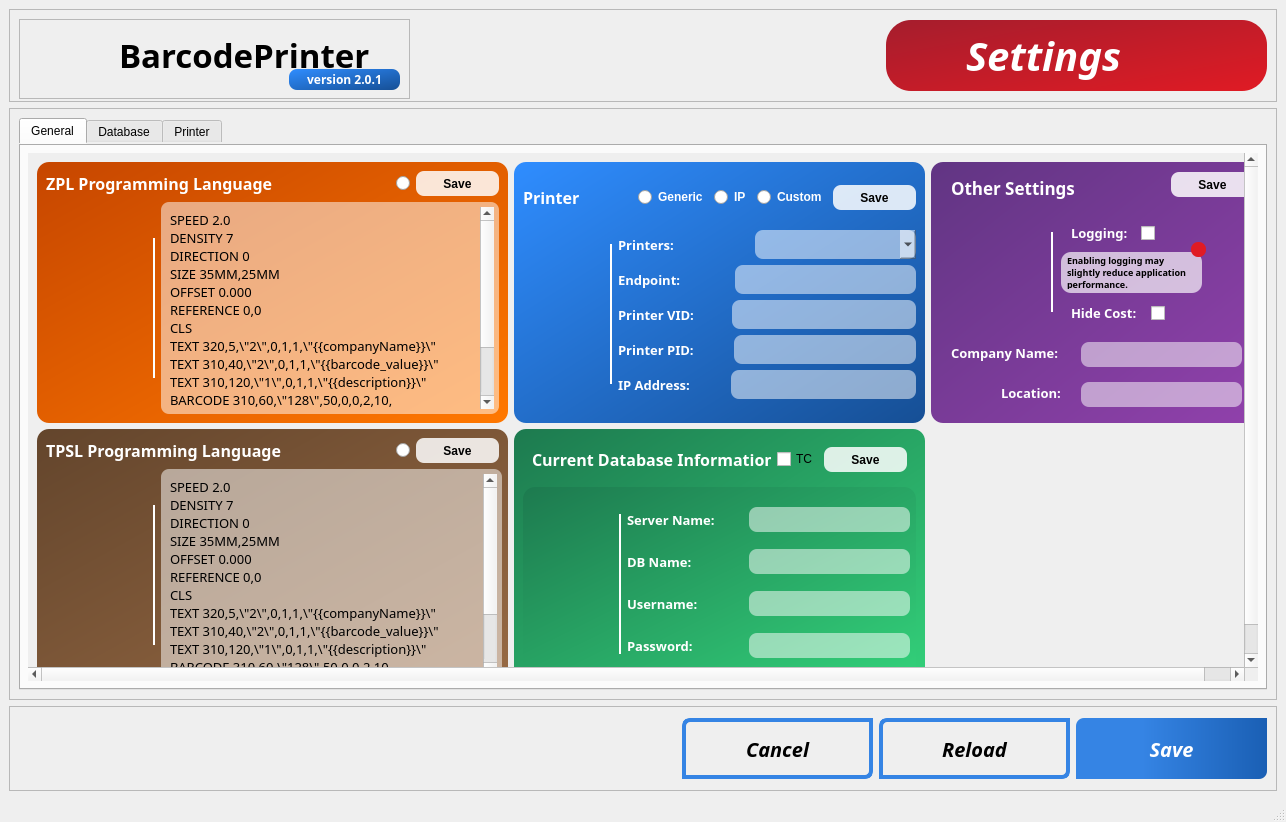
The window that ui/settings3.ui (PersonX-46/BarcodePrinter) describes before a commit, drawn with Qt 5.
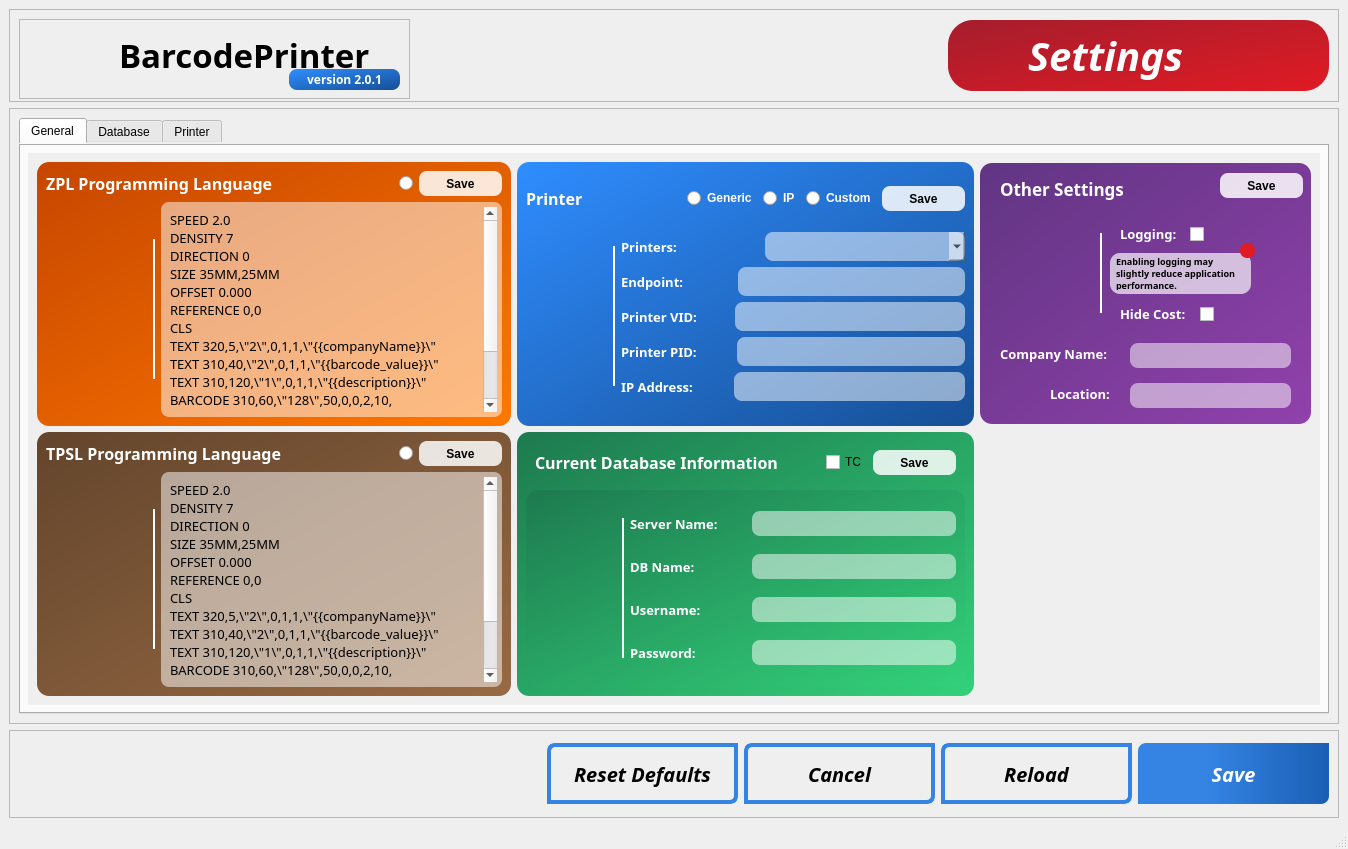
The same window after the commit. Icons and pictures are not drawn.

Commit message: add new settings ui which includes reset to default button

Diff of the .ui file:
```diff
--- a/ui/settings3.ui
+++ b/ui/settings3.ui
@@ -6,8 +6,8 @@
    <rect>
     <x>0</x>
     <y>0</y>
-    <width>1286</width>
-    <height>822</height>
+    <width>1348</width>
+    <height>849</height>
    </rect>
   </property>
   <property name="windowTitle">
@@ -288,8 +288,8 @@
               <property name="geometry">
                <rect>
                 <x>0</x>
-                <y>-42</y>
-                <width>1245</width>
+                <y>0</y>
+                <width>1273</width>
                 <height>548</height>
                </rect>
               </property>
@@ -867,21 +867,21 @@
                          <string>&lt;!DOCTYPE HTML PUBLIC &quot;-//W3C//DTD HTML 4.0//EN&quot; &quot;http://www.w3.org/TR/REC-html40/strict.dtd&quot;&gt;
 &lt;html&gt;&lt;head&gt;&lt;meta name=&quot;qrichtext&quot; content=&quot;1&quot; /&gt;&lt;style type=&quot;text/css&quot;&gt;
 p, li { white-space: pre-wrap; }
-&lt;/style&gt;&lt;/head&gt;&lt;body style=&quot; font-family:'Sans Serif'; font-size:10pt; font-weight:600; font-style:normal;&quot;&gt;
-&lt;p style=&quot; margin-top:0px; margin-bottom:0px; margin-left:0px; margin-right:0px; -qt-block-indent:0; text-indent:0px;&quot;&gt;&lt;span style=&quot; font-family:'Fira Sans Semi-Light'; font-weight:400;&quot;&gt;SPEED 2.0 &lt;/span&gt;&lt;/p&gt;
-&lt;p style=&quot; margin-top:0px; margin-bottom:0px; margin-left:0px; margin-right:0px; -qt-block-indent:0; text-indent:0px;&quot;&gt;&lt;span style=&quot; font-family:'Fira Sans Semi-Light'; font-weight:400;&quot;&gt;DENSITY 7 &lt;/span&gt;&lt;/p&gt;
-&lt;p style=&quot; margin-top:0px; margin-bottom:0px; margin-left:0px; margin-right:0px; -qt-block-indent:0; text-indent:0px;&quot;&gt;&lt;span style=&quot; font-family:'Fira Sans Semi-Light'; font-weight:400;&quot;&gt;DIRECTION 0 &lt;/span&gt;&lt;/p&gt;
-&lt;p style=&quot; margin-top:0px; margin-bottom:0px; margin-left:0px; margin-right:0px; -qt-block-indent:0; text-indent:0px;&quot;&gt;&lt;span style=&quot; font-family:'Fira Sans Semi-Light'; font-weight:400;&quot;&gt;SIZE 35MM,25MM &lt;/span&gt;&lt;/p&gt;
-&lt;p style=&quot; margin-top:0px; margin-bottom:0px; margin-left:0px; margin-right:0px; -qt-block-indent:0; text-indent:0px;&quot;&gt;&lt;span style=&quot; font-family:'Fira Sans Semi-Light'; font-weight:400;&quot;&gt;OFFSET 0.000 &lt;/span&gt;&lt;/p&gt;
-&lt;p style=&quot; margin-top:0px; margin-bottom:0px; margin-left:0px; margin-right:0px; -qt-block-indent:0; text-indent:0px;&quot;&gt;&lt;span style=&quot; font-family:'Fira Sans Semi-Light'; font-weight:400;&quot;&gt;REFERENCE 0,0 &lt;/span&gt;&lt;/p&gt;
-&lt;p style=&quot; margin-top:0px; margin-bottom:0px; margin-left:0px; margin-right:0px; -qt-block-indent:0; text-indent:0px;&quot;&gt;&lt;span style=&quot; font-family:'Fira Sans Semi-Light'; font-weight:400;&quot;&gt;CLS &lt;/span&gt;&lt;/p&gt;
-&lt;p style=&quot; margin-top:0px; margin-bottom:0px; margin-left:0px; margin-right:0px; -qt-block-indent:0; text-indent:0px;&quot;&gt;&lt;span style=&quot; font-family:'Fira Sans Semi-Light'; font-weight:400;&quot;&gt;TEXT 320,5,\&amp;quot;2\&amp;quot;,0,1,1,\&amp;quot;{{companyName}}\&amp;quot; &lt;/span&gt;&lt;/p&gt;
-&lt;p style=&quot; margin-top:0px; margin-bottom:0px; margin-left:0px; margin-right:0px; -qt-block-indent:0; text-indent:0px;&quot;&gt;&lt;span style=&quot; font-family:'Fira Sans Semi-Light'; font-weight:400;&quot;&gt;TEXT 310,40,\&amp;quot;2\&amp;quot;,0,1,1,\&amp;quot;{{barcode_value}}\&amp;quot; &lt;/span&gt;&lt;/p&gt;
-&lt;p style=&quot; margin-top:0px; margin-bottom:0px; margin-left:0px; margin-right:0px; -qt-block-indent:0; text-indent:0px;&quot;&gt;&lt;span style=&quot; font-family:'Fira Sans Semi-Light'; font-weight:400;&quot;&gt;TEXT 310,120,\&amp;quot;1\&amp;quot;,0,1,1,\&amp;quot;{{description}}\&amp;quot; &lt;/span&gt;&lt;/p&gt;
-&lt;p style=&quot; margin-top:0px; margin-bottom:0px; margin-left:0px; margin-right:0px; -qt-block-indent:0; text-indent:0px;&quot;&gt;&lt;span style=&quot; font-family:'Fira Sans Semi-Light'; font-weight:400;&quot;&gt;BARCODE 310,60,\&amp;quot;128\&amp;quot;,50,0,0,2,10,\&amp;quot;{{barcode_value}}\&amp;quot; &lt;/span&gt;&lt;/p&gt;
-&lt;p style=&quot; margin-top:0px; margin-bottom:0px; margin-left:0px; margin-right:0px; -qt-block-indent:0; text-indent:0px;&quot;&gt;&lt;span style=&quot; font-family:'Fira Sans Semi-Light'; font-weight:400;&quot;&gt;TEXT 310,160,\&amp;quot;4\&amp;quot;,0,1,1,\&amp;quot;{{unit_price_integer}}\&amp;quot; &lt;/span&gt;&lt;/p&gt;
-&lt;p style=&quot; margin-top:0px; margin-bottom:0px; margin-left:0px; margin-right:0px; -qt-block-indent:0; text-indent:0px;&quot;&gt;&lt;span style=&quot; font-family:'Fira Sans Semi-Light'; font-weight:400;&quot;&gt;PRINT {{copies}} &lt;/span&gt;&lt;/p&gt;
-&lt;p style=&quot; margin-top:0px; margin-bottom:0px; margin-left:0px; margin-right:0px; -qt-block-indent:0; text-indent:0px;&quot;&gt;&lt;span style=&quot; font-family:'Fira Sans Semi-Light'; font-weight:400;&quot;&gt;EOP&lt;/span&gt;&lt;/p&gt;&lt;/body&gt;&lt;/html&gt;</string>
+&lt;/style&gt;&lt;/head&gt;&lt;body style=&quot; font-family:'Sans Serif'; font-size:8.25pt; font-weight:600; font-style:normal;&quot;&gt;
+&lt;p style=&quot; margin-top:0px; margin-bottom:0px; margin-left:0px; margin-right:0px; -qt-block-indent:0; text-indent:0px;&quot;&gt;&lt;span style=&quot; font-family:'Fira Sans Semi-Light'; font-size:10pt; font-weight:400;&quot;&gt;SPEED 2.0 &lt;/span&gt;&lt;/p&gt;
+&lt;p style=&quot; margin-top:0px; margin-bottom:0px; margin-left:0px; margin-right:0px; -qt-block-indent:0; text-indent:0px;&quot;&gt;&lt;span style=&quot; font-family:'Fira Sans Semi-Light'; font-size:10pt; font-weight:400;&quot;&gt;DENSITY 7 &lt;/span&gt;&lt;/p&gt;
+&lt;p style=&quot; margin-top:0px; margin-bottom:0px; margin-left:0px; margin-right:0px; -qt-block-indent:0; text-indent:0px;&quot;&gt;&lt;span style=&quot; font-family:'Fira Sans Semi-Light'; font-size:10pt; font-weight:400;&quot;&gt;DIRECTION 0 &lt;/span&gt;&lt;/p&gt;
+&lt;p style=&quot; margin-top:0px; margin-bottom:0px; margin-left:0px; margin-right:0px; -qt-block-indent:0; text-indent:0px;&quot;&gt;&lt;span style=&quot; font-family:'Fira Sans Semi-Light'; font-size:10pt; font-weight:400;&quot;&gt;SIZE 35MM,25MM &lt;/span&gt;&lt;/p&gt;
+&lt;p style=&quot; margin-top:0px; margin-bottom:0px; margin-left:0px; margin-right:0px; -qt-block-indent:0; text-indent:0px;&quot;&gt;&lt;span style=&quot; font-family:'Fira Sans Semi-Light'; font-size:10pt; font-weight:400;&quot;&gt;OFFSET 0.000 &lt;/span&gt;&lt;/p&gt;
+&lt;p style=&quot; margin-top:0px; margin-bottom:0px; margin-left:0px; margin-right:0px; -qt-block-indent:0; text-indent:0px;&quot;&gt;&lt;span style=&quot; font-family:'Fira Sans Semi-Light'; font-size:10pt; font-weight:400;&quot;&gt;REFERENCE 0,0 &lt;/span&gt;&lt;/p&gt;
+&lt;p style=&quot; margin-top:0px; margin-bottom:0px; margin-left:0px; margin-right:0px; -qt-block-indent:0; text-indent:0px;&quot;&gt;&lt;span style=&quot; font-family:'Fira Sans Semi-Light'; font-size:10pt; font-weight:400;&quot;&gt;CLS &lt;/span&gt;&lt;/p&gt;
+&lt;p style=&quot; margin-top:0px; margin-bottom:0px; margin-left:0px; margin-right:0px; -qt-block-indent:0; text-indent:0px;&quot;&gt;&lt;span style=&quot; font-family:'Fira Sans Semi-Light'; font-size:10pt; font-weight:400;&quot;&gt;TEXT 320,5,\&amp;quot;2\&amp;quot;,0,1,1,\&amp;quot;{{companyName}}\&amp;quot; &lt;/span&gt;&lt;/p&gt;
+&lt;p style=&quot; margin-top:0px; margin-bottom:0px; margin-left:0px; margin-right:0px; -qt-block-indent:0; text-indent:0px;&quot;&gt;&lt;span style=&quot; font-family:'Fira Sans Semi-Light'; font-size:10pt; font-weight:400;&quot;&gt;TEXT 310,40,\&amp;quot;2\&amp;quot;,0,1,1,\&amp;quot;{{barcode_value}}\&amp;quot; &lt;/span&gt;&lt;/p&gt;
+&lt;p style=&quot; margin-top:0px; margin-bottom:0px; margin-left:0px; margin-right:0px; -qt-block-indent:0; text-indent:0px;&quot;&gt;&lt;span style=&quot; font-family:'Fira Sans Semi-Light'; font-size:10pt; font-weight:400;&quot;&gt;TEXT 310,120,\&amp;quot;1\&amp;quot;,0,1,1,\&amp;quot;{{description}}\&amp;quot; &lt;/span&gt;&lt;/p&gt;
+&lt;p style=&quot; margin-top:0px; margin-bottom:0px; margin-left:0px; margin-right:0px; -qt-block-indent:0; text-indent:0px;&quot;&gt;&lt;span style=&quot; font-family:'Fira Sans Semi-Light'; font-size:10pt; font-weight:400;&quot;&gt;BARCODE 310,60,\&amp;quot;128\&amp;quot;,50,0,0,2,10,\&amp;quot;{{barcode_value}}\&amp;quot; &lt;/span&gt;&lt;/p&gt;
+&lt;p style=&quot; margin-top:0px; margin-bottom:0px; margin-left:0px; margin-right:0px; -qt-block-indent:0; text-indent:0px;&quot;&gt;&lt;span style=&quot; font-family:'Fira Sans Semi-Light'; font-size:10pt; font-weight:400;&quot;&gt;TEXT 310,160,\&amp;quot;4\&amp;quot;,0,1,1,\&amp;quot;{{unit_price_integer}}\&amp;quot; &lt;/span&gt;&lt;/p&gt;
+&lt;p style=&quot; margin-top:0px; margin-bottom:0px; margin-left:0px; margin-right:0px; -qt-block-indent:0; text-indent:0px;&quot;&gt;&lt;span style=&quot; font-family:'Fira Sans Semi-Light'; font-size:10pt; font-weight:400;&quot;&gt;PRINT {{copies}} &lt;/span&gt;&lt;/p&gt;
+&lt;p style=&quot; margin-top:0px; margin-bottom:0px; margin-left:0px; margin-right:0px; -qt-block-indent:0; text-indent:0px;&quot;&gt;&lt;span style=&quot; font-family:'Fira Sans Semi-Light'; font-size:10pt; font-weight:400;&quot;&gt;EOP&lt;/span&gt;&lt;/p&gt;&lt;/body&gt;&lt;/html&gt;</string>
                         </property>
                        </widget>
                       </item>
@@ -1070,21 +1070,21 @@
                          <string>&lt;!DOCTYPE HTML PUBLIC &quot;-//W3C//DTD HTML 4.0//EN&quot; &quot;http://www.w3.org/TR/REC-html40/strict.dtd&quot;&gt;
 &lt;html&gt;&lt;head&gt;&lt;meta name=&quot;qrichtext&quot; content=&quot;1&quot; /&gt;&lt;style type=&quot;text/css&quot;&gt;
 p, li { white-space: pre-wrap; }
-&lt;/style&gt;&lt;/head&gt;&lt;body style=&quot; font-family:'Sans Serif'; font-size:10pt; font-weight:600; font-style:normal;&quot;&gt;
-&lt;p style=&quot; margin-top:0px; margin-bottom:0px; margin-left:0px; margin-right:0px; -qt-block-indent:0; text-indent:0px;&quot;&gt;&lt;span style=&quot; font-family:'Fira Sans Semi-Light'; font-weight:400;&quot;&gt;SPEED 2.0 &lt;/span&gt;&lt;/p&gt;
-&lt;p style=&quot; margin-top:0px; margin-bottom:0px; margin-left:0px; margin-right:0px; -qt-block-indent:0; text-indent:0px;&quot;&gt;&lt;span style=&quot; font-family:'Fira Sans Semi-Light'; font-weight:400;&quot;&gt;DENSITY 7 &lt;/span&gt;&lt;/p&gt;
-&lt;p style=&quot; margin-top:0px; margin-bottom:0px; margin-left:0px; margin-right:0px; -qt-block-indent:0; text-indent:0px;&quot;&gt;&lt;span style=&quot; font-family:'Fira Sans Semi-Light'; font-weight:400;&quot;&gt;DIRECTION 0 &lt;/span&gt;&lt;/p&gt;
-&lt;p style=&quot; margin-top:0px; margin-bottom:0px; margin-left:0px; margin-right:0px; -qt-block-indent:0; text-indent:0px;&quot;&gt;&lt;span style=&quot; font-family:'Fira Sans Semi-Light'; font-weight:400;&quot;&gt;SIZE 35MM,25MM &lt;/span&gt;&lt;/p&gt;
-&lt;p style=&quot; margin-top:0px; margin-bottom:0px; margin-left:0px; margin-right:0px; -qt-block-indent:0; text-indent:0px;&quot;&gt;&lt;span style=&quot; font-family:'Fira Sans Semi-Light'; font-weight:400;&quot;&gt;OFFSET 0.000 &lt;/span&gt;&lt;/p&gt;
-&lt;p style=&quot; margin-top:0px; margin-bottom:0px; margin-left:0px; margin-right:0px; -qt-block-indent:0; text-indent:0px;&quot;&gt;&lt;span style=&quot; font-family:'Fira Sans Semi-Light'; font-weight:400;&quot;&gt;REFERENCE 0,0 &lt;/span&gt;&lt;/p&gt;
-&lt;p style=&quot; margin-top:0px; margin-bottom:0px; margin-left:0px; margin-right:0px; -qt-block-indent:0; text-indent:0px;&quot;&gt;&lt;span style=&quot; font-family:'Fira Sans Semi-Light'; font-weight:400;&quot;&gt;CLS &lt;/span&gt;&lt;/p&gt;
-&lt;p style=&quot; margin-top:0px; margin-bottom:0px; margin-left:0px; margin-right:0px; -qt-block-indent:0; text-indent:0px;&quot;&gt;&lt;span style=&quot; font-family:'Fira Sans Semi-Light'; font-weight:400;&quot;&gt;TEXT 320,5,\&amp;quot;2\&amp;quot;,0,1,1,\&amp;quot;{{companyName}}\&amp;quot; &lt;/span&gt;&lt;/p&gt;
-&lt;p style=&quot; margin-top:0px; margin-bottom:0px; margin-left:0px; margin-right:0px; -qt-block-indent:0; text-indent:0px;&quot;&gt;&lt;span style=&quot; font-family:'Fira Sans Semi-Light'; font-weight:400;&quot;&gt;TEXT 310,40,\&amp;quot;2\&amp;quot;,0,1,1,\&amp;quot;{{barcode_value}}\&amp;quot; &lt;/span&gt;&lt;/p&gt;
-&lt;p style=&quot; margin-top:0px; margin-bottom:0px; margin-left:0px; margin-right:0px; -qt-block-indent:0; text-indent:0px;&quot;&gt;&lt;span style=&quot; font-family:'Fira Sans Semi-Light'; font-weight:400;&quot;&gt;TEXT 310,120,\&amp;quot;1\&amp;quot;,0,1,1,\&amp;quot;{{description}}\&amp;quot; &lt;/span&gt;&lt;/p&gt;
-&lt;p style=&quot; margin-top:0px; margin-bottom:0px; margin-left:0px; margin-right:0px; -qt-block-indent:0; text-indent:0px;&quot;&gt;&lt;span style=&quot; font-family:'Fira Sans Semi-Light'; font-weight:400;&quot;&gt;BARCODE 310,60,\&amp;quot;128\&amp;quot;,50,0,0,2,10,\&amp;quot;{{barcode_value}}\&amp;quot; &lt;/span&gt;&lt;/p&gt;
-&lt;p style=&quot; margin-top:0px; margin-bottom:0px; margin-left:0px; margin-right:0px; -qt-block-indent:0; text-indent:0px;&quot;&gt;&lt;span style=&quot; font-family:'Fira Sans Semi-Light'; font-weight:400;&quot;&gt;TEXT 310,160,\&amp;quot;4\&amp;quot;,0,1,1,\&amp;quot;{{unit_price_integer}}\&amp;quot; &lt;/span&gt;&lt;/p&gt;
-&lt;p style=&quot; margin-top:0px; margin-bottom:0px; margin-left:0px; margin-right:0px; -qt-block-indent:0; text-indent:0px;&quot;&gt;&lt;span style=&quot; font-family:'Fira Sans Semi-Light'; font-weight:400;&quot;&gt;PRINT {{copies}} &lt;/span&gt;&lt;/p&gt;
-&lt;p style=&quot; margin-top:0px; margin-bottom:0px; margin-left:0px; margin-right:0px; -qt-block-indent:0; text-indent:0px;&quot;&gt;&lt;span style=&quot; font-family:'Fira Sans Semi-Light'; font-weight:400;&quot;&gt;EOP&lt;/span&gt;&lt;/p&gt;&lt;/body&gt;&lt;/html&gt;</string>
+&lt;/style&gt;&lt;/head&gt;&lt;body style=&quot; font-family:'Sans Serif'; font-size:8.25pt; font-weight:600; font-style:normal;&quot;&gt;
+&lt;p style=&quot; margin-top:0px; margin-bottom:0px; margin-left:0px; margin-right:0px; -qt-block-indent:0; text-indent:0px;&quot;&gt;&lt;span style=&quot; font-family:'Fira Sans Semi-Light'; font-size:10pt; font-weight:400;&quot;&gt;SPEED 2.0 &lt;/span&gt;&lt;/p&gt;
+&lt;p style=&quot; margin-top:0px; margin-bottom:0px; margin-left:0px; margin-right:0px; -qt-block-indent:0; text-indent:0px;&quot;&gt;&lt;span style=&quot; font-family:'Fira Sans Semi-Light'; font-size:10pt; font-weight:400;&quot;&gt;DENSITY 7 &lt;/span&gt;&lt;/p&gt;
+&lt;p style=&quot; margin-top:0px; margin-bottom:0px; margin-left:0px; margin-right:0px; -qt-block-indent:0; text-indent:0px;&quot;&gt;&lt;span style=&quot; font-family:'Fira Sans Semi-Light'; font-size:10pt; font-weight:400;&quot;&gt;DIRECTION 0 &lt;/span&gt;&lt;/p&gt;
+&lt;p style=&quot; margin-top:0px; margin-bottom:0px; margin-left:0px; margin-right:0px; -qt-block-indent:0; text-indent:0px;&quot;&gt;&lt;span style=&quot; font-family:'Fira Sans Semi-Light'; font-size:10pt; font-weight:400;&quot;&gt;SIZE 35MM,25MM &lt;/span&gt;&lt;/p&gt;
+&lt;p style=&quot; margin-top:0px; margin-bottom:0px; margin-left:0px; margin-right:0px; -qt-block-indent:0; text-indent:0px;&quot;&gt;&lt;span style=&quot; font-family:'Fira Sans Semi-Light'; font-size:10pt; font-weight:400;&quot;&gt;OFFSET 0.000 &lt;/span&gt;&lt;/p&gt;
+&lt;p style=&quot; margin-top:0px; margin-bottom:0px; margin-left:0px; margin-right:0px; -qt-block-indent:0; text-indent:0px;&quot;&gt;&lt;span style=&quot; font-family:'Fira Sans Semi-Light'; font-size:10pt; font-weight:400;&quot;&gt;REFERENCE 0,0 &lt;/span&gt;&lt;/p&gt;
+&lt;p style=&quot; margin-top:0px; margin-bottom:0px; margin-left:0px; margin-right:0px; -qt-block-indent:0; text-indent:0px;&quot;&gt;&lt;span style=&quot; font-family:'Fira Sans Semi-Light'; font-size:10pt; font-weight:400;&quot;&gt;CLS &lt;/span&gt;&lt;/p&gt;
+&lt;p style=&quot; margin-top:0px; margin-bottom:0px; margin-left:0px; margin-right:0px; -qt-block-indent:0; text-indent:0px;&quot;&gt;&lt;span style=&quot; font-family:'Fira Sans Semi-Light'; font-size:10pt; font-weight:400;&quot;&gt;TEXT 320,5,\&amp;quot;2\&amp;quot;,0,1,1,\&amp;quot;{{companyName}}\&amp;quot; &lt;/span&gt;&lt;/p&gt;
+&lt;p style=&quot; margin-top:0px; margin-bottom:0px; margin-left:0px; margin-right:0px; -qt-block-indent:0; text-indent:0px;&quot;&gt;&lt;span style=&quot; font-family:'Fira Sans Semi-Light'; font-size:10pt; font-weight:400;&quot;&gt;TEXT 310,40,\&amp;quot;2\&amp;quot;,0,1,1,\&amp;quot;{{barcode_value}}\&amp;quot; &lt;/span&gt;&lt;/p&gt;
+&lt;p style=&quot; margin-top:0px; margin-bottom:0px; margin-left:0px; margin-right:0px; -qt-block-indent:0; text-indent:0px;&quot;&gt;&lt;span style=&quot; font-family:'Fira Sans Semi-Light'; font-size:10pt; font-weight:400;&quot;&gt;TEXT 310,120,\&amp;quot;1\&amp;quot;,0,1,1,\&amp;quot;{{description}}\&amp;quot; &lt;/span&gt;&lt;/p&gt;
+&lt;p style=&quot; margin-top:0px; margin-bottom:0px; margin-left:0px; margin-right:0px; -qt-block-indent:0; text-indent:0px;&quot;&gt;&lt;span style=&quot; font-family:'Fira Sans Semi-Light'; font-size:10pt; font-weight:400;&quot;&gt;BARCODE 310,60,\&amp;quot;128\&amp;quot;,50,0,0,2,10,\&amp;quot;{{barcode_value}}\&amp;quot; &lt;/span&gt;&lt;/p&gt;
+&lt;p style=&quot; margin-top:0px; margin-bottom:0px; margin-left:0px; margin-right:0px; -qt-block-indent:0; text-indent:0px;&quot;&gt;&lt;span style=&quot; font-family:'Fira Sans Semi-Light'; font-size:10pt; font-weight:400;&quot;&gt;TEXT 310,160,\&amp;quot;4\&amp;quot;,0,1,1,\&amp;quot;{{unit_price_integer}}\&amp;quot; &lt;/span&gt;&lt;/p&gt;
+&lt;p style=&quot; margin-top:0px; margin-bottom:0px; margin-left:0px; margin-right:0px; -qt-block-indent:0; text-indent:0px;&quot;&gt;&lt;span style=&quot; font-family:'Fira Sans Semi-Light'; font-size:10pt; font-weight:400;&quot;&gt;PRINT {{copies}} &lt;/span&gt;&lt;/p&gt;
+&lt;p style=&quot; margin-top:0px; margin-bottom:0px; margin-left:0px; margin-right:0px; -qt-block-indent:0; text-indent:0px;&quot;&gt;&lt;span style=&quot; font-family:'Fira Sans Semi-Light'; font-size:10pt; font-weight:400;&quot;&gt;EOP&lt;/span&gt;&lt;/p&gt;&lt;/body&gt;&lt;/html&gt;</string>
                         </property>
                        </widget>
                       </item>
@@ -3190,7 +3190,50 @@
         </spacer>
        </item>
        <item>
-        <layout class="QHBoxLayout" name="horizontalLayout_2">
+        <layout class="QHBoxLayout" name="horizontalLayout_25">
+         <item>
+          <widget class="QPushButton" name="btn_reset">
+           <property name="minimumSize">
+            <size>
+             <width>191</width>
+             <height>61</height>
+            </size>
+           </property>
+           <property name="maximumSize">
+            <size>
+             <width>191</width>
+             <height>61</height>
+            </size>
+           </property>
+           <property name="font">
+            <font>
+             <family>Sans Serif</family>
+             <pointsize>15</pointsize>
+             <weight>75</weight>
+             <italic>true</italic>
+             <bold>true</bold>
+            </font>
+           </property>
+           <property name="cursor">
+            <cursorShape>PointingHandCursor</cursorShape>
+           </property>
+           <property name="styleSheet">
+            <string notr="true">QPushButton {
+	border: 4px solid rgb(53, 132, 228);
+	border-top-left-radius: 8px;
+	border-bottom-right-radius: 8px;
+	qproperty-cursor: pointingHandCursor;
+}
+
+QPushButton:hover {
+	border: 6px solid rgb(26, 95, 180);
+}</string>
+           </property>
+           <property name="text">
+            <string>Reset Defaults</string>
+           </property>
+          </widget>
+         </item>
          <item>
           <widget class="QPushButton" name="btn_cancel">
            <property name="minimumSize">
```
Left out of the diff: 58 changed lines with no effect on the pictures.
